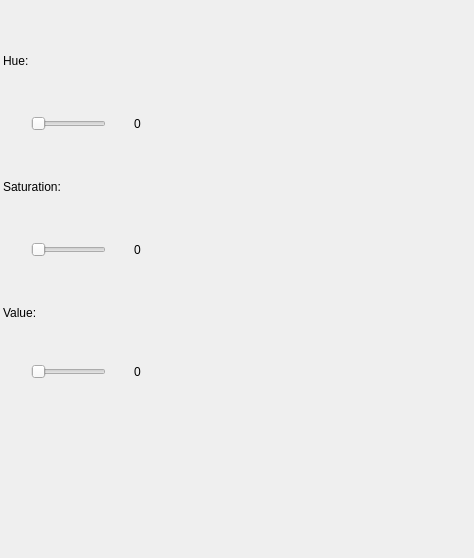
Airels/ihm-tabs, file fixedcolordialog.ui: the form before one commit.
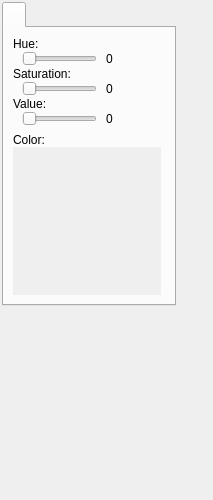
The form after the commit.

```diff
--- a/fixedcolordialog.ui
+++ b/fixedcolordialog.ui
@@ -6,10 +6,28 @@
    <rect>
     <x>0</x>
     <y>0</y>
-    <width>474</width>
-    <height>558</height>
+    <width>213</width>
+    <height>500</height>
    </rect>
   </property>
+  <property name="sizePolicy">
+   <sizepolicy hsizetype="Expanding" vsizetype="Expanding">
+    <horstretch>0</horstretch>
+    <verstretch>0</verstretch>
+   </sizepolicy>
+  </property>
+  <property name="minimumSize">
+   <size>
+    <width>0</width>
+    <height>0</height>
+   </size>
+  </property>
+  <property name="maximumSize">
+   <size>
+    <width>16777215</width>
+    <height>16777215</height>
+   </size>
+  </property>
   <property name="windowTitle">
    <string>Dialog</string>
   </property>
@@ -23,78 +41,43 @@
    <property name="rightMargin">
     <number>2</number>
    </property>
-   <property name="bottomMargin">
-    <number>2</number>
-   </property>
    <item>
-    <widget class="QScrollArea" name="scrollArea">
+    <widget class="QTabWidget" name="tabWidget">
+     <property name="sizePolicy">
+      <sizepolicy hsizetype="MinimumExpanding" vsizetype="Expanding">
+       <horstretch>0</horstretch>
+       <verstretch>0</verstretch>
+      </sizepolicy>
+     </property>
+     <property name="minimumSize">
+      <size>
+       <width>174</width>
+       <height>0</height>
+      </size>
+     </property>
+     <property name="maximumSize">
+      <size>
+       <width>174</width>
+       <height>16777215</height>
+      </size>
+     </property>
+     <property name="currentIndex">
+      <number>0</number>
+     </property>
+     <property name="elideMode">
+      <enum>Qt::ElideNone</enum>
+     </property>
+     <widget class="QWidget" name="tab">
      <property name="sizePolicy">
       <sizepolicy hsizetype="Minimum" vsizetype="Minimum">
        <horstretch>0</horstretch>
        <verstretch>0</verstretch>
       </sizepolicy>
      </property>
-     <property name="minimumSize">
-      <size>
-       <width>0</width>
-       <height>500</height>
-      </size>
-     </property>
-     <property name="maximumSize">
-      <size>
-       <width>200</width>
-       <height>500</height>
-      </size>
-     </property>
-     <property name="frameShape">
-      <enum>QFrame::NoFrame</enum>
-     </property>
-     <property name="frameShadow">
-      <enum>QFrame::Plain</enum>
-     </property>
-     <property name="widgetResizable">
-      <bool>true</bool>
-     </property>
-     <widget class="QWidget" name="scrollAreaWidgetContents">
-      <property name="geometry">
-       <rect>
-        <x>0</x>
-        <y>0</y>
-        <width>200</width>
-        <height>500</height>
-       </rect>
-      </property>
-      <property name="sizePolicy">
-       <sizepolicy hsizetype="Expanding" vsizetype="Expanding">
-        <horstretch>0</horstretch>
-        <verstretch>0</verstretch>
-       </sizepolicy>
-      </property>
-      <property name="minimumSize">
-       <size>
-        <width>0</width>
-        <height>500</height>
-       </size>
-      </property>
-      <property name="maximumSize">
-       <size>
-        <width>16777215</width>
-        <height>500</height>
-       </size>
-      </property>
-      <widget class="QWidget" name="verticalLayoutWidget">
-       <property name="geometry">
-        <rect>
-         <x>0</x>
-         <y>0</y>
-         <width>213</width>
-         <height>478</height>
-        </rect>
-       </property>
+      <attribute name="title">
+       <string/>
+      </attribute>
        <layout class="QVBoxLayout" name="verticalLayout">
-        <property name="spacing">
-         <number>0</number>
-        </property>
         <item>
          <layout class="QGridLayout" name="gridLayout_2">
           <property name="rightMargin">
@@ -103,64 +86,93 @@
           <property name="spacing">
            <number>0</number>
           </property>
+         <item row="0" column="0">
+          <widget class="QLabel" name="label_16">
+           <property name="sizePolicy">
+            <sizepolicy hsizetype="Preferred" vsizetype="Fixed">
+             <horstretch>0</horstretch>
+             <verstretch>0</verstretch>
+            </sizepolicy>
+           </property>
+           <property name="text">
+            <string>Hue:</string>
+           </property>
+          </widget>
+         </item>
+         <item row="3" column="0">
+          <layout class="QHBoxLayout" name="horizontalLayout_16">
+           <property name="spacing">
+            <number>0</number>
+           </property>
+           <item>
+            <widget class="QSlider" name="_saturationSlider">
+             <property name="sizePolicy">
+              <sizepolicy hsizetype="Minimum" vsizetype="Fixed">
+               <horstretch>0</horstretch>
+               <verstretch>0</verstretch>
+              </sizepolicy>
+             </property>
+             <property name="maximumSize">
+              <size>
+               <width>75</width>
+               <height>16777215</height>
+              </size>
+             </property>
+             <property name="maximum">
+              <number>255</number>
+             </property>
+             <property name="orientation">
+              <enum>Qt::Horizontal</enum>
+             </property>
+            </widget>
+           </item>
+           <item>
+            <widget class="QLabel" name="_saturationValue">
+             <property name="sizePolicy">
+              <sizepolicy hsizetype="Minimum" vsizetype="Minimum">
+               <horstretch>0</horstretch>
+               <verstretch>0</verstretch>
+              </sizepolicy>
+             </property>
+             <property name="maximumSize">
+              <size>
+               <width>40</width>
+               <height>16777215</height>
+              </size>
+             </property>
+             <property name="text">
+              <string>0</string>
+             </property>
+            </widget>
+           </item>
+          </layout>
+         </item>
           <item row="5" column="0">
-           <layout class="QHBoxLayout" name="horizontalLayout_3">
-            <property name="spacing">
-             <number>0</number>
-            </property>
-            <property name="bottomMargin">
-             <number>7</number>
-            </property>
-            <item>
-             <widget class="QSlider" name="_valueSlider">
+          <widget class="QLabel" name="label_17">
               <property name="sizePolicy">
-               <sizepolicy hsizetype="Minimum" vsizetype="Fixed">
+            <sizepolicy hsizetype="Preferred" vsizetype="Fixed">
                 <horstretch>0</horstretch>
                 <verstretch>0</verstretch>
                </sizepolicy>
               </property>
-              <property name="maximumSize">
-               <size>
-                <width>75</width>
-                <height>16777215</height>
-               </size>
-              </property>
-              <property name="maximum">
-               <number>255</number>
-              </property>
-              <property name="orientation">
-               <enum>Qt::Horizontal</enum>
-              </property>
-             </widget>
-            </item>
-            <item>
-             <widget class="QLabel" name="_valueValue">
-              <property name="sizePolicy">
-               <sizepolicy hsizetype="Minimum" vsizetype="Minimum">
-                <horstretch>0</horstretch>
-                <verstretch>0</verstretch>
-               </sizepolicy>
-              </property>
-              <property name="maximumSize">
-               <size>
-                <width>40</width>
-                <height>16777215</height>
-               </size>
-              </property>
-              <property name="text">
-               <string>0</string>
-              </property>
-             </widget>
-            </item>
-           </layout>
-          </item>
-          <item row="4" column="0">
-           <widget class="QLabel" name="label_3">
             <property name="text">
              <string>Value:</string>
             </property>
            </widget>
           </item>
+         <item row="2" column="0">
+          <widget class="QLabel" name="label_19">
+           <property name="sizePolicy">
+            <sizepolicy hsizetype="Preferred" vsizetype="Fixed">
+             <horstretch>0</horstretch>
+             <verstretch>0</verstretch>
+            </sizepolicy>
+           </property>
+           <property name="text">
+            <string>Saturation:</string>
+           </property>
+          </widget>
+         </item>
           <item row="1" column="0">
            <layout class="QHBoxLayout" name="horizontalLayout">
             <property name="spacing">
@@ -209,69 +221,71 @@
             </item>
            </layout>
           </item>
-          <item row="3" column="0">
-           <layout class="QHBoxLayout" name="horizontalLayout_2">
-            <property name="spacing">
-             <number>0</number>
-            </property>
-            <item>
-             <widget class="QSlider" name="_saturationSlider">
-              <property name="sizePolicy">
-               <sizepolicy hsizetype="Minimum" vsizetype="Fixed">
-                <horstretch>0</horstretch>
-                <verstretch>0</verstretch>
-               </sizepolicy>
-              </property>
-              <property name="maximumSize">
-               <size>
-                <width>75</width>
-                <height>16777215</height>
-               </size>
-              </property>
-              <property name="maximum">
-               <number>255</number>
-              </property>
-              <property name="orientation">
-               <enum>Qt::Horizontal</enum>
-              </property>
-             </widget>
-            </item>
-            <item>
-             <widget class="QLabel" name="_saturationValue">
-              <property name="sizePolicy">
-               <sizepolicy hsizetype="Minimum" vsizetype="Minimum">
-                <horstretch>0</horstretch>
-                <verstretch>0</verstretch>
-               </sizepolicy>
-              </property>
-              <property name="maximumSize">
-               <size>
-                <width>40</width>
-                <height>16777215</height>
-               </size>
-              </property>
-              <property name="text">
-               <string>0</string>
-              </property>
-             </widget>
-            </item>
-           </layout>
-          </item>
-          <item row="0" column="0">
-           <widget class="QLabel" name="label">
-            <property name="text">
-             <string>Hue:</string>
-            </property>
-           </widget>
-          </item>
-          <item row="2" column="0">
+         <item row="8" column="0">
            <widget class="QLabel" name="label_2">
+           <property name="sizePolicy">
+            <sizepolicy hsizetype="Preferred" vsizetype="Fixed">
+             <horstretch>0</horstretch>
+             <verstretch>0</verstretch>
+            </sizepolicy>
+           </property>
             <property name="text">
-             <string>Saturation:</string>
+            <string>Color:</string>
             </property>
            </widget>
           </item>
-          <item row="6" column="0">
+         <item row="7" column="0">
+          <layout class="QHBoxLayout" name="horizontalLayout_18">
+           <property name="spacing">
+            <number>0</number>
+           </property>
+           <property name="bottomMargin">
+            <number>7</number>
+           </property>
+           <item>
+            <widget class="QSlider" name="_valueSlider">
+             <property name="sizePolicy">
+              <sizepolicy hsizetype="Minimum" vsizetype="Fixed">
+               <horstretch>0</horstretch>
+               <verstretch>0</verstretch>
+              </sizepolicy>
+             </property>
+             <property name="maximumSize">
+              <size>
+               <width>75</width>
+               <height>16777215</height>
+              </size>
+             </property>
+             <property name="maximum">
+              <number>255</number>
+             </property>
+             <property name="orientation">
+              <enum>Qt::Horizontal</enum>
+             </property>
+            </widget>
+           </item>
+           <item>
+            <widget class="QLabel" name="_valueValue">
+             <property name="sizePolicy">
+              <sizepolicy hsizetype="Minimum" vsizetype="Minimum">
+               <horstretch>0</horstretch>
+               <verstretch>0</verstretch>
+              </sizepolicy>
+             </property>
+             <property name="maximumSize">
+              <size>
+               <width>40</width>
+               <height>16777215</height>
+              </size>
+             </property>
+             <property name="text">
+              <string>0</string>
+             </property>
+            </widget>
+           </item>
+          </layout>
+         </item>
+         <item row="9" column="0">
            <widget class="QFrame" name="_colorFrame">
             <property name="sizePolicy">
              <sizepolicy hsizetype="Expanding" vsizetype="Expanding">
@@ -281,14 +295,14 @@
             </property>
             <property name="minimumSize">
              <size>
-              <width>200</width>
-              <height>100</height>
+             <width>148</width>
+             <height>148</height>
              </size>
             </property>
             <property name="maximumSize">
              <size>
-              <width>200</width>
-              <height>100</height>
+             <width>148</width>
+             <height>148</height>
              </size>
             </property>
             <property name="autoFillBackground">
@@ -307,7 +321,19 @@
        </layout>
       </widget>
      </widget>
-    </widget>
+   </item>
+   <item>
+    <spacer name="verticalSpacer">
+     <property name="orientation">
+      <enum>Qt::Vertical</enum>
+     </property>
+     <property name="sizeHint" stdset="0">
+      <size>
+       <width>20</width>
+       <height>40</height>
+      </size>
+     </property>
+    </spacer>
    </item>
   </layout>
  </widget>
```
Left out of the diff: 52 changed lines with no effect on the pictures. Lines whose indentation alone changed are shown as unchanged.
